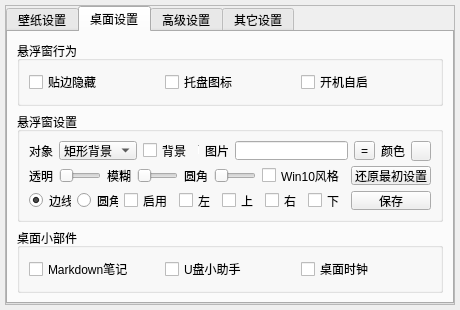
First picture: the form in src/ui/dialog.ui, repository yjmthu/Neobox, before the edit.
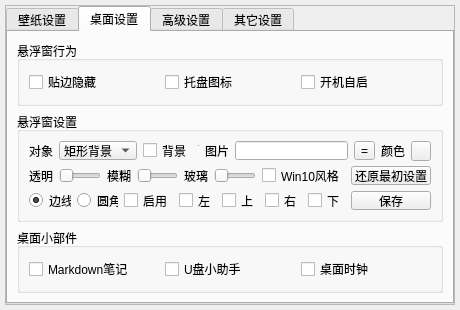
Second picture: the form after the edit. The open tabs and pages were chosen to show the change. Icons and pictures are not drawn.

The edit to the form file:
```diff
--- a/src/ui/dialog.ui
+++ b/src/ui/dialog.ui
@@ -710,7 +710,7 @@
                <item>
                 <widget class="QLabel" name="label_12">
                  <property name="text">
-                  <string>圆角</string>
+                  <string>玻璃</string>
                  </property>
                 </widget>
                </item>
```
Left out of the diff: 4 changed lines with no effect on the pictures.
